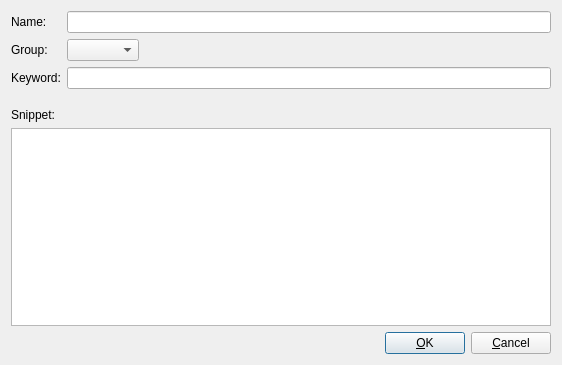
The window that Beeftext/Combo/ComboDialog.ui (xmichelo/Beeftext) describes before a commit, drawn with Qt 5.
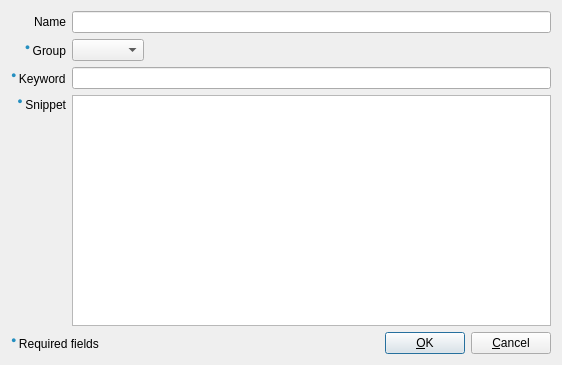
The same window after the commit. Custom widgets are drawn as their Qt base class.

Commit message: Combo and Group dialogs now indicate required fields.

What changed in the file:
```diff
--- a/Beeftext/Combo/ComboDialog.ui
+++ b/Beeftext/Combo/ComboDialog.ui
@@ -19,17 +19,27 @@
      <item row="0" column="0">
       <widget class="QLabel" name="labelName">
        <property name="text">
-        <string>Name:</string>
+        <string>&lt;html&gt;&lt;head/&gt;&lt;body&gt;&lt;p align=&quot;right&quot;&gt;Name&lt;/p&gt;&lt;/body&gt;&lt;/html&gt;</string>
        </property>
       </widget>
      </item>
-     <item row="0" column="1">
-      <widget class="QLineEdit" name="editName"/>
+     <item row="4" column="0">
+      <spacer name="verticalSpacer_2">
+       <property name="orientation">
+        <enum>Qt::Vertical</enum>
+       </property>
+       <property name="sizeHint" stdset="0">
+        <size>
+         <width>20</width>
+         <height>40</height>
+        </size>
+       </property>
+      </spacer>
      </item>
-     <item row="1" column="0">
-      <widget class="QLabel" name="labelGroup">
-       <property name="text">
-        <string>Group:</string>
+     <item row="3" column="1" rowspan="2">
+      <widget class="QPlainTextEdit" name="editSnippet">
+       <property name="contextMenuPolicy">
+        <enum>Qt::CustomContextMenu</enum>
        </property>
       </widget>
      </item>
@@ -63,43 +73,36 @@
      <item row="2" column="0">
       <widget class="QLabel" name="labelKeyword">
        <property name="text">
-        <string>Keyword:</string>
+        <string>&lt;html&gt;&lt;head/&gt;&lt;body&gt;&lt;p&gt;&lt;span style=&quot; font-size:11pt; color:#258fc0; vertical-align:super;&quot;&gt;● &lt;/span&gt;Keyword&lt;/p&gt;&lt;/body&gt;&lt;/html&gt;</string>
        </property>
       </widget>
      </item>
+     <item row="1" column="0">
+      <widget class="QLabel" name="labelGroup">
+       <property name="text">
+        <string>&lt;html&gt;&lt;head/&gt;&lt;body&gt;&lt;p&gt;&lt;span style=&quot; font-size:11pt; color:#258fc0; vertical-align:super;&quot;&gt;● &lt;/span&gt;Group&lt;/p&gt;&lt;/body&gt;&lt;/html&gt;</string>
+       </property>
+       <property name="alignment">
+        <set>Qt::AlignRight|Qt::AlignTrailing|Qt::AlignVCenter</set>
+       </property>
+      </widget>
+     </item>
+     <item row="3" column="0">
+      <widget class="QLabel" name="labelSnippet">
+       <property name="text">
+        <string>&lt;html&gt;&lt;head/&gt;&lt;body&gt;&lt;p&gt;&lt;span style=&quot; font-size:11pt; color:#258fc0; vertical-align:super;&quot;&gt;● &lt;/span&gt;Snippet&lt;/p&gt;&lt;/body&gt;&lt;/html&gt;</string>
+       </property>
+       <property name="alignment">
+        <set>Qt::AlignRight|Qt::AlignTrailing|Qt::AlignVCenter</set>
+       </property>
+      </widget>
+     </item>
+     <item row="0" column="1">
+      <widget class="QLineEdit" name="editName"/>
+     </item>
      <item row="2" column="1">
       <widget class="QLineEdit" name="editKeyword"/>
      </item>
-     <item row="5" column="0" colspan="2">
-      <widget class="QPlainTextEdit" name="editSnippet">
-       <property name="contextMenuPolicy">
-        <enum>Qt::CustomContextMenu</enum>
-       </property>
-      </widget>
-     </item>
-     <item row="3" column="0" colspan="2">
-      <spacer name="verticalSpacer">
-       <property name="orientation">
-        <enum>Qt::Vertical</enum>
-       </property>
-       <property name="sizeType">
-        <enum>QSizePolicy::Fixed</enum>
-       </property>
-       <property name="sizeHint" stdset="0">
-        <size>
-         <width>13</width>
-         <height>13</height>
-        </size>
-       </property>
-      </spacer>
-     </item>
-     <item row="4" column="0" colspan="2">
-      <widget class="QLabel" name="labelSnippet">
-       <property name="text">
-        <string>Snippet:</string>
-       </property>
-      </widget>
-     </item>
     </layout>
    </item>
    <item>
@@ -119,6 +122,13 @@
      <property name="bottomMargin">
       <number>0</number>
      </property>
+     <item>
+      <widget class="QLabel" name="label">
+       <property name="text">
+        <string>&lt;html&gt;&lt;head/&gt;&lt;body&gt;&lt;p&gt;&lt;span style=&quot; font-size:11pt; color:#258fc0; vertical-align:super;&quot;&gt;● &lt;/span&gt;Required fields&lt;/p&gt;&lt;/body&gt;&lt;/html&gt;</string>
+       </property>
+      </widget>
+     </item>
      <item>
       <spacer name="spacer">
        <property name="orientation">
```
Left out of the diff: 1 changed line with no effect on the pictures. The commit also changes 2 other files.
